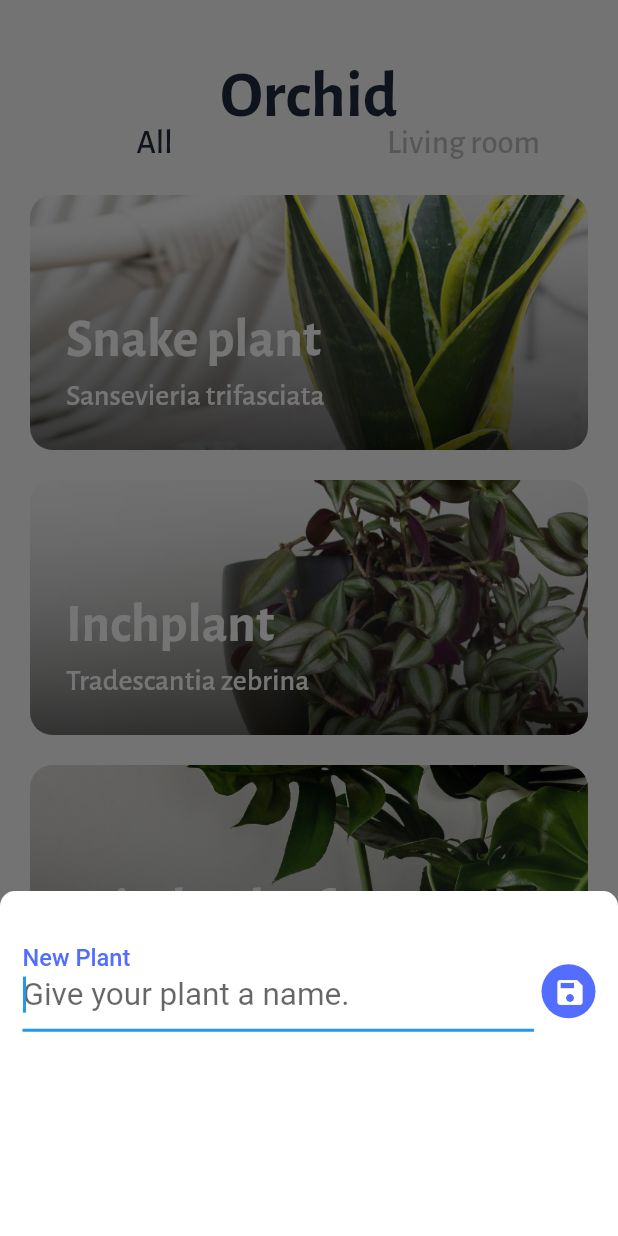
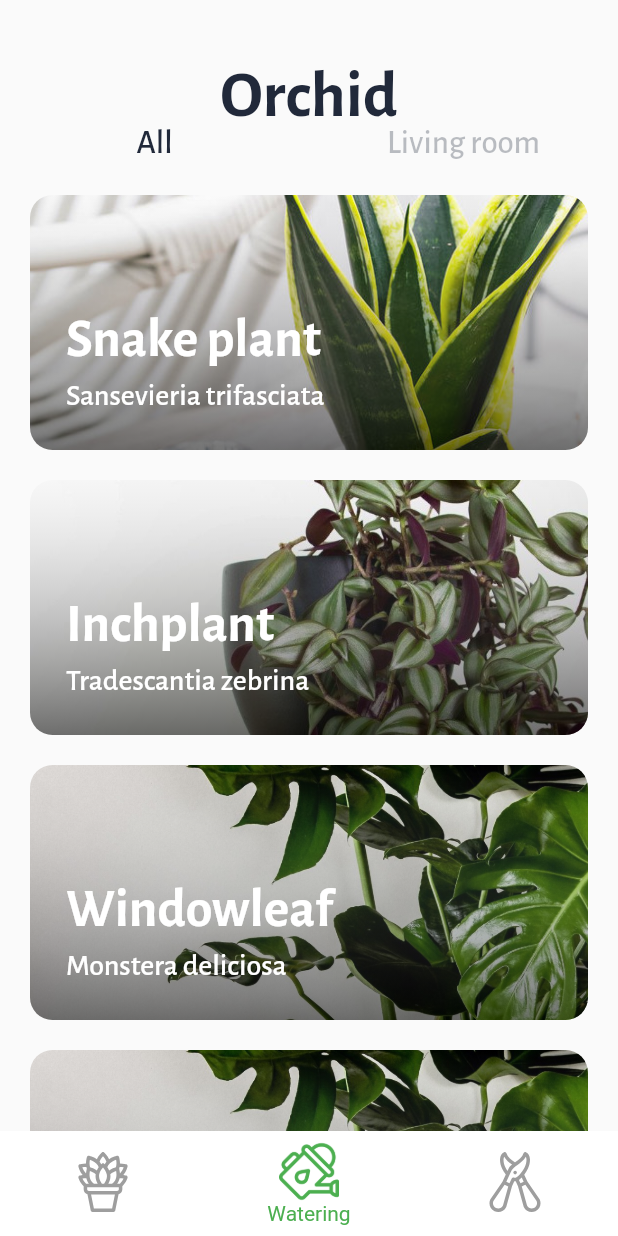
Before and after one commit to Bryanx/fluttery-plants, a Flutter app: the screen it shows after launch, item 2 of the bottom bar chosen, on a phone screen of 412 x 824 dp. Run offline on Flutter 3.47's test engine with Material 2 defaults, Android fonts, the phone set to English and light mode, and no system bars; our stand-ins replace camera, equatable, flutter_mobx, flutter_svg, mobx, sqflite; accounts and stored records are empty; generated files the repository leaves out were written again; Roboto replaces fonts that are missing (Georgia, Hind).

Commit message:
Updated navigation

```diff
--- a/lib/screens/home/home_screen.dart
+++ b/lib/screens/home/home_screen.dart
@@ -2,7 +2,8 @@ import 'package:flutter/cupertino.dart';
 import 'package:flutter/material.dart';
 import 'package:fluttering_plants/screens/home/navigationbar.dart';
 import 'package:fluttering_plants/screens/home/plant_tabs.dart';
-import 'package:fluttering_plants/screens/home/plant_list_store.dart';
+import 'package:fluttering_plants/stores/main_store.dart';
+import 'package:fluttering_plants/stores/plant_list_store.dart';
 import 'package:provider/provider.dart';
 
 ///
@@ -16,8 +17,8 @@ import 'package:provider/provider.dart';
 class HomeScreen extends StatelessWidget {
   @override
   Widget build(BuildContext context) {
-    return Provider<PlantListStore>(
-      create: (_) => PlantListStore(),
+    return Provider<MainStore>(
+      create: (_) => MainStore(),
       child: new Scaffold(
         body: Stack(
           children: <Widget>[
--- a/lib/screens/home/navigationbar.dart
+++ b/lib/screens/home/navigationbar.dart
@@ -1,42 +1,64 @@
 import 'package:flutter/cupertino.dart';
 import 'package:flutter/material.dart';
 import 'package:flutter/services.dart';
+import 'package:flutter_mobx/flutter_mobx.dart';
+import 'package:flutter_svg/svg.dart';
 import 'package:fluttering_plants/common/custom_icons.dart';
 import 'package:fluttering_plants/model/plant.dart';
-import 'package:fluttering_plants/screens/home/plant_list_store.dart';
+import 'package:fluttering_plants/stores/main_store.dart';
+import 'package:fluttering_plants/stores/plant_list_store.dart';
 import 'package:provider/provider.dart';
+
+///
+/// The bottom navigationbar of the app.
+///
 
 class NavigationBar extends StatelessWidget {
   final plantNameController = TextEditingController(text: "");
+  final selectedColor = Colors.green;
+  final unSelectedColor = Colors.grey;
 
   @override
   Widget build(BuildContext context) {
-    final plantList = Provider.of<PlantListStore>(context);
-    return BottomNavigationBar(
-      selectedItemColor: Colors.black,
+    final mainStore = Provider.of<MainStore>(context);
+    return Observer(
+      builder: (_) => BottomNavigationBar(
+        selectedItemColor: selectedColor,
+        unselectedItemColor: unSelectedColor,
         backgroundColor: Colors.white,
         iconSize: 40.0,
         elevation: 0.0,
-      currentIndex: 0,
-      showSelectedLabels: false,
+        currentIndex: mainStore.navigationIndex,
+        showSelectedLabels: true,
         showUnselectedLabels: false,
         items: [
           new BottomNavigationBarItem(
-          icon: ImageIcon(AssetImage("assets/icons/sucus.png")),
-          title: Text(''),
+            activeIcon: SvgPicture.asset("assets/icons/sucus.svg", height: 40.0, color: selectedColor),
+            icon: SvgPicture.asset("assets/icons/sucus.svg", height: 40.0, color: unSelectedColor),
+            title: Text('Plants'),
           ),
           new BottomNavigationBarItem(
-          icon: Icon(Icons.add_circle_outline, size: 26),
-          title: Text(''),
+            icon: ImageIcon(AssetImage("assets/icons/can2.png")),
+            title: Text('Watering'),
           ),
           new BottomNavigationBarItem(
-            icon: Icon(CustomIcons.notifications_none, size: 26),
-            title: Text(''))
+              activeIcon: SvgPicture.asset("assets/icons/shears.svg", height: 40.0, color: selectedColor),
+              icon: SvgPicture.asset("assets/icons/shears.svg", height: 40.0, color: unSelectedColor),
+              title: Text('Settings'))
         ],
         onTap: (int index) {
-        if (index == 0) {
+          mainStore.setNavigationIndex(index);
+          switch (index) {
+            case 0:
+            case 1:
+            case 2:
           }
-        else if (index == 1)
+        },
+      ),
+    );
+  }
+
+  void showAddModal(BuildContext context, PlantListStore plantList) {
     showModalBottomSheet(
           shape: RoundedRectangleBorder(
             borderRadius: BorderRadius.circular(16.0),
@@ -120,7 +142,5 @@ class NavigationBar extends StatelessWidget {
               ),
             );
           });
-      },
-    );
   }
 }
--- a/lib/screens/home/plant_list.dart
+++ b/lib/screens/home/plant_list.dart
@@ -5,7 +5,8 @@ import 'package:fluttering_plants/screens/home/plant_card.dart';
 import 'package:fluttering_plants/screens/plant/backdrop_icon.dart';
 import 'package:fluttering_plants/screens/plant/plant_hero.dart';
 import 'package:fluttering_plants/screens/plant/plant_screen.dart';
-import 'package:fluttering_plants/screens/home/plant_list_store.dart';
+import 'package:fluttering_plants/stores/main_store.dart';
+import 'package:fluttering_plants/stores/plant_list_store.dart';
 import 'package:provider/provider.dart';
 
 ///
@@ -14,7 +15,7 @@ import 'package:provider/provider.dart';
 class PlantList extends StatelessWidget {
   @override
   Widget build(BuildContext context) {
-    final plantList = Provider.of<PlantListStore>(context);
+    final plantList = Provider.of<MainStore>(context).plantListStore;
     plantList.fetch();
     return Column(
       children: <Widget>[
--- a/lib/screens/plant/plant_hero.dart
+++ b/lib/screens/plant/plant_hero.dart
@@ -1,6 +1,9 @@
 import 'package:flutter/cupertino.dart';
 import 'package:flutter/material.dart';
 
+///
+/// Contains the hero animation.
+///
 class PlantHero extends StatelessWidget {
   const PlantHero({Key key,
     this.tag,
@@ -20,8 +23,7 @@ class PlantHero extends StatelessWidget {
   final String title;
   final String subTitle;
 
-  static const opacityCurve =
-  const Interval(0.0, 0.75, curve: Curves.fastOutSlowIn);
+  static const opacityCurve = const Interval(0.0, 0.75, curve: Curves.fastOutSlowIn);
 
   static RectTween _createRectTween(Rect begin, Rect end) {
     return MaterialRectCenterArcTween(begin: begin, end: end);
--- a/lib/screens/plant/plant_store.dart
+++ b/lib/stores/plant_store.dart
@@ -16,7 +16,6 @@ abstract class _PlantStore with Store {
 
   @action
   void initState(Plant plant) {
-
     this.plant = plant;
     fetch(plant.id);
   }
--- a/pubspec.yaml
+++ b/pubspec.yaml
@@ -31,6 +31,7 @@ dependencies:
   camera:
   provider:
   flutter_local_notifications: ^0.8.2
+  flutter_svg: ^0.17.3+1
 
 dev_dependencies:
   flutter_test:
@@ -52,6 +53,11 @@ flutter:
     - assets/monstera.jpg
     - assets/inch.jpg
     - assets/icons/sucus.png
+    - assets/icons/gear.png
+    - assets/icons/shears.png
+    - assets/icons/can2.png
+    - assets/icons/sucus.svg
+    - assets/icons/shears.svg
   # The following line ensures that the Material Icons font is
   # included with your application, so that you can use the icons in
   # the material Icons class.
```
Also changed, not shown: lib/common/notification_helper.dart (deleted, +0 -73 lines), lib/screens/plant/plant_screen.dart (+5 -4 lines), lib/stores/main_store.dart (added, +23 -0 lines), assets/icons/can.png (added), assets/icons/can2.png (added), assets/icons/gear.png (added), assets/icons/shears.png (added), assets/icons/shears.svg (added), assets/icons/sucus.svg (added), lib/stores/main_store.g.dart (added), lib/stores/plant_list_store.dart (renamed from lib/screens/home/plant_list_store.dart), lib/stores/plant_list_store.g.dart (renamed from lib/screens/home/plant_list_store.g.dart), lib/stores/plant_store.g.dart (renamed from lib/screens/plant/plant_store.g.dart), pubspec.lock. Lines whose indentation alone changed are shown as unchanged.
